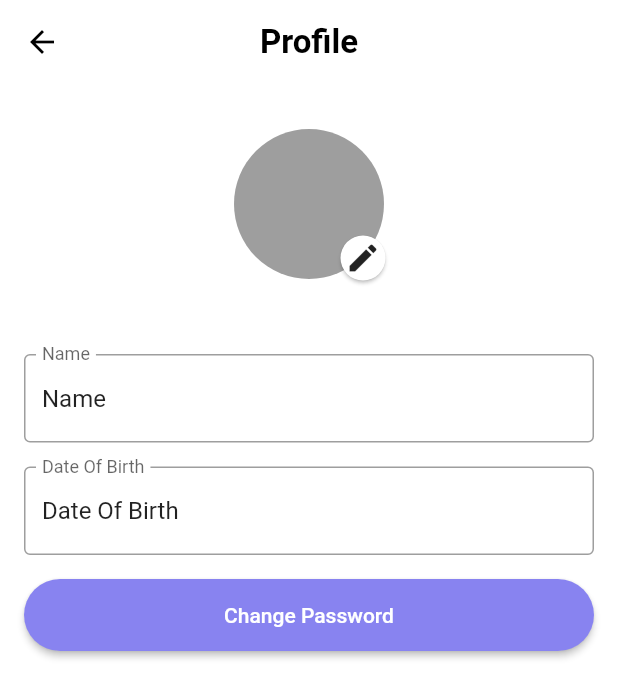
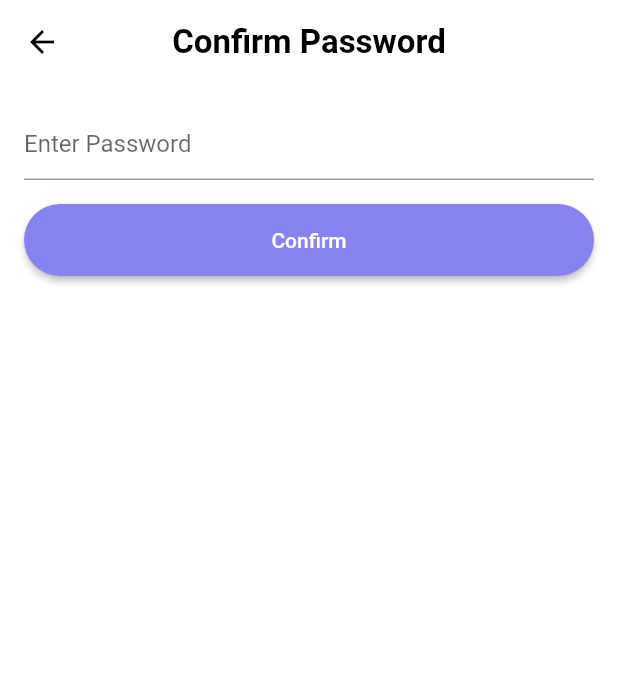
Before and after one commit to muiz6/healthy, a Flutter app: the ProfilePage screen opened directly, after a tap on "Change Password", on a phone screen of 412 x 824 dp. Shown: the top 698 px of the screen. Run offline on Flutter 3.47's test engine with Material 2 defaults, Android fonts, the phone set to English and light mode, and no system bars; our stand-ins replace camera, cloud_firestore, dio, dotted_border, file_picker, firebase_core and 4 more; missing offline and left inert: jumping_dot; accounts and stored records are empty.

Commit message:
added change password feature

```diff
--- /dev/null
+++ b/lib/pages/confirm_password_page.dart
@@ -0,0 +1,63 @@
+import 'package:flutter/material.dart';
+import 'package:get/get.dart';
+import 'package:healthy/pages/change_password_page.dart';
+
+import 'package:healthy/services/repository.dart' as repository;
+import 'package:healthy/util/validators.dart' as validators;
+
+class ConfirmPasswordPage extends StatefulWidget {
+  ConfirmPasswordPage();
+
+  @override
+  State<ConfirmPasswordPage> createState() => _ConfirmPasswordPageState();
+}
+
+class _ConfirmPasswordPageState extends State<ConfirmPasswordPage> {
+  final _pwdCtrl = TextEditingController();
+  final _formKey = GlobalKey<FormState>();
+  bool _disabled = false;
+
+  @override
+  Widget build(BuildContext context) {
+    return Scaffold(
+      appBar: AppBar(title: Text('Confirm Password')),
+      body: Builder(
+        builder: (buidlerContext) => Form(
+          child: ListView(
+            children: [
+              TextFormField(
+                controller: _pwdCtrl,
+                decoration: InputDecoration(hintText: 'Enter Password'),
+                validator: (v) => validators.validatePassword(v),
+                enabled: !_disabled,
+              ),
+              SizedBox(height: 16),
+              ElevatedButton(
+                child: Text('Confirm'),
+                onPressed: () => _onConfirmPassword(buidlerContext),
+              ),
+            ],
+            padding: EdgeInsets.all(16),
+          ),
+          key: _formKey,
+        ),
+      ),
+    );
+  }
+
+  void _onConfirmPassword(BuildContext context) async {
+    if (_formKey.currentState?.validate() ?? false) {
+      setState(() => _disabled = true);
+      final user = await repository.getUser();
+      if (_pwdCtrl.value.text == user!['password']) {
+        Get.off(() => ChangePasswordPage());
+      } else {
+        ScaffoldMessenger.of(context).showSnackBar(SnackBar(
+          content: Text('Incorrect password!'),
+        ));
+        await Future.delayed(Duration(seconds: 1));
+        setState(() => _disabled = false);
+      }
+    }
+  }
+}
--- a/lib/pages/profile_page.dart
+++ b/lib/pages/profile_page.dart
@@ -1,4 +1,6 @@
 import 'package:flutter/material.dart';
+import 'package:get/get.dart';
+import 'package:healthy/pages/confirm_password_page.dart';
 
 class ProfilePage extends StatelessWidget {
   const ProfilePage({Key? key}) : super(key: key);
@@ -7,7 +9,10 @@ class ProfilePage extends StatelessWidget {
   Widget build(BuildContext context) {
     return Scaffold(
       appBar: AppBar(title: Text('Profile')),
-      body: ListView(
+      body: Column(
+        children: [
+          Expanded(
+            child: ListView(
               children: [
                 SizedBox(height: 14),
                 Center(
@@ -58,11 +63,27 @@ class ProfilePage extends StatelessWidget {
                 SizedBox(height: 16),
                 ElevatedButton(
                   child: Text('Change Password'),
-            onPressed: () {},
+                  onPressed: () => Get.to(() => ConfirmPasswordPage()),
+                  style: ButtonStyle(
+                    backgroundColor: MaterialStateProperty.all(
+                      Theme.of(context).colorScheme.secondary,
+                    ),
+                  ),
                 ),
               ],
               padding: EdgeInsets.all(16),
             ),
+          ),
+          Padding(
+            child: ElevatedButton(
+              child: Text('Save Changes'),
+              onPressed: () {},
+            ),
+            padding: EdgeInsets.all(16),
+          ),
+        ],
+        crossAxisAlignment: CrossAxisAlignment.stretch,
+      ),
     );
   }
 }
--- a/lib/pages/sign_up_page.dart
+++ b/lib/pages/sign_up_page.dart
@@ -148,7 +148,7 @@ class _SignUpPageState extends State<SignUpPage> {
           'email': emailCtrl.text,
           'password': pwdCtrl.text,
           'gender': _gender,
-          'dob': _dob,
+          'dob': _dob.millisecondsSinceEpoch,
         });
         if (result != null) {
           successful = true;
--- a/lib/services/firestore.dart
+++ b/lib/services/firestore.dart
@@ -22,6 +22,12 @@ Future<Map<String, dynamic>?> readUser(email) async {
   if (snapshot.docs.isNotEmpty) {
     return snapshot.docs.first.data();
   }
+}
+
+Future<void> updateUser(Map<String, dynamic> user) async {
+  final snapshot = await users.where('email', isEqualTo: user['email']).get();
+  final userDoc = snapshot.docs.first;
+  await userDoc.reference.update(user);
 }
 
 Future<Map<String, dynamic>> createReport(Map<String, dynamic> report) async {
--- a/lib/services/repository.dart
+++ b/lib/services/repository.dart
@@ -59,3 +59,8 @@ Future<Map<String, dynamic>> postReport(File imageFile, String type) async {
   }
   throw FormatException('No face detected!');
 }
+
+Future<void> updateUser(Map<String, dynamic> user) async {
+  await firestore.updateUser(user);
+  await shared_pref.saveUser(user);
+}
```
Also changed, not shown: lib/avatars.dart (added, +18 -0 lines), lib/pages/change_password_page.dart (added, +69 -0 lines), lib/pages/sign_in_page.dart (+10 -10 lines), lib/pages/view_report_page.dart (+11 -5 lines), lib/services/shared_pref.dart (+8 -14 lines), assets/img/av_female1.jpg (added), assets/img/av_female2.jpg (added), assets/img/av_male1.jpg (added), assets/img/av_male2.jpg (added), assets/img/hair.jpg, assets/img/skin.jpg. Lines whose indentation alone changed are shown as unchanged.
